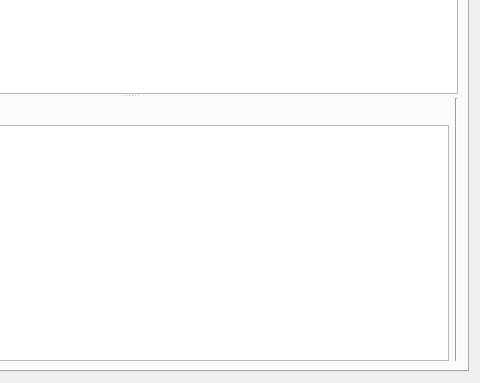
Qt form src/views/ui_files/forms/security_form.ui (JakubFranek/Kapytal) before a commit; both pictures show x 220 to 700 and y 217 to 600 of the 700 by 600 pixel window.
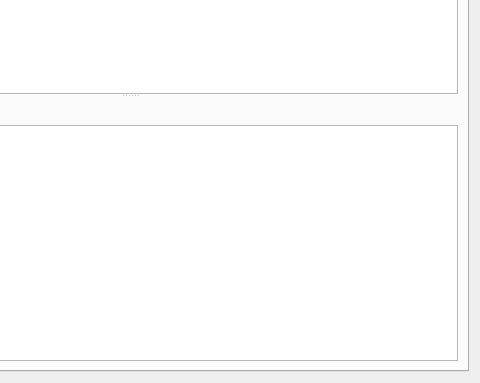
The same form after that commit.

Commit message:
Implement QtCharts in Security and Currency forms
Rename LineCallout to DateLineChartCallout.
Remove vertical lines from Currency and Security Form.
Improve DateLineChartView.
Add Security.price_decimals property.
Add decimals argument to ValueTableModel.load_data method.
Add src/views/colors.get_tab_widget_background method.

What changed in the file:
```diff
--- a/src/views/ui_files/forms/security_form.ui
+++ b/src/views/ui_files/forms/security_form.ui
@@ -102,8 +102,8 @@
            </item>
           </layout>
          </widget>
-         <widget class="QWidget" name="">
-          <layout class="QHBoxLayout" name="securityPriceHorizontalLayout" stretch="0,0">
+         <widget class="QWidget" name="layoutWidget">
+          <layout class="QHBoxLayout" name="securityPriceHorizontalLayout" stretch="0">
            <item>
             <layout class="QVBoxLayout" name="securityPriceVerticalLayout">
              <item>
@@ -175,13 +175,6 @@
              </item>
             </layout>
            </item>
-           <item>
-            <widget class="Line" name="line">
-             <property name="orientation">
-              <enum>Qt::Vertical</enum>
-             </property>
-            </widget>
-           </item>
           </layout>
          </widget>
         </widget>
```
The commit also changes 11 other files.
